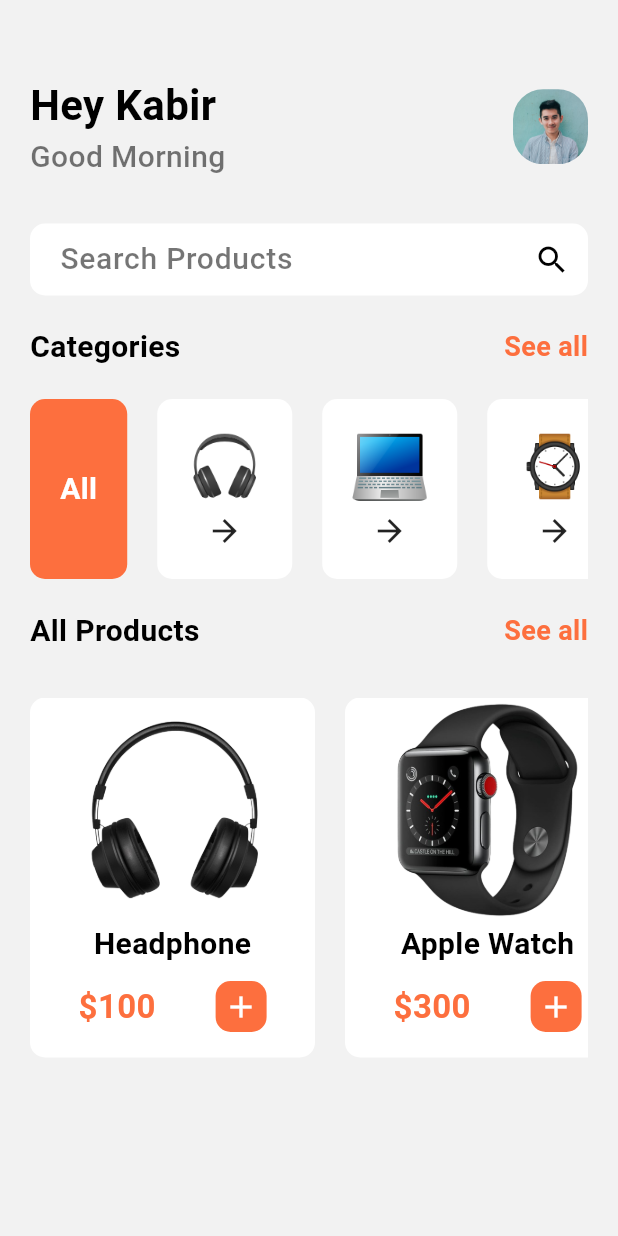
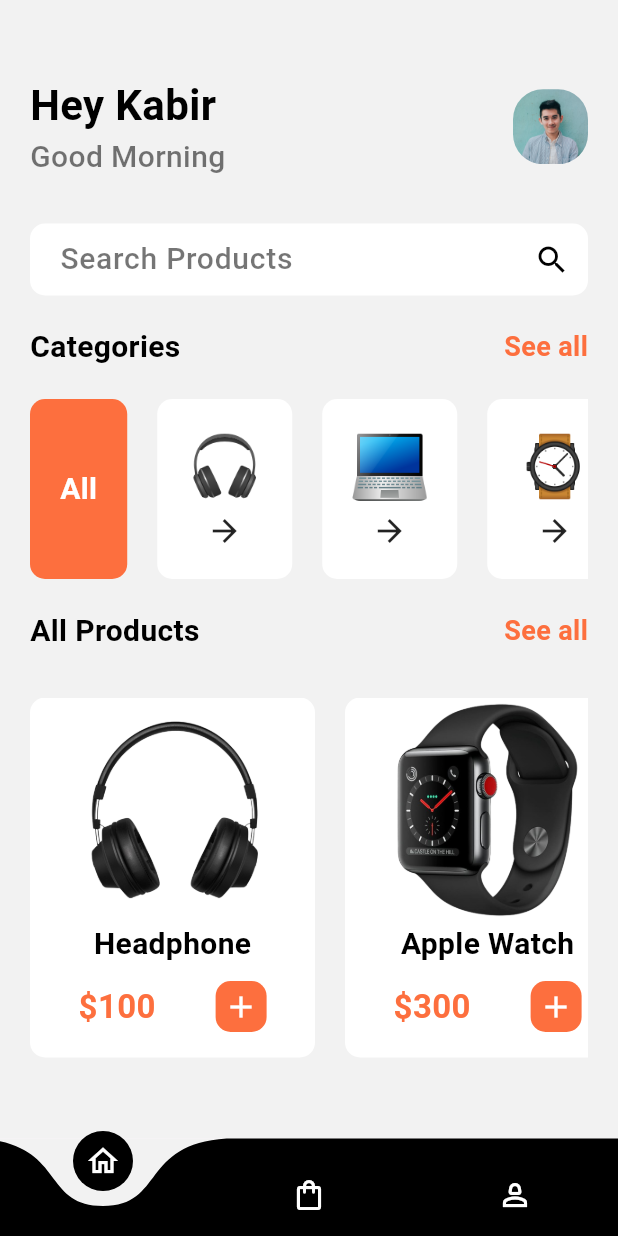
Before and after one commit to Kabir4874/Ecommerce_Flutter_App, a Flutter app: the screen it shows after launch, on a phone screen of 412 x 824 dp. Run offline on Flutter 3.47's test engine with Material 3 defaults, Android fonts, the phone set to English and light mode, and no system bars; drawn by our look-alikes of curved_navigation_bar.

Commit message:
client part

```diff
--- a/lib/main.dart
+++ b/lib/main.dart
@@ -1,4 +1,4 @@
-import 'package:client/pages/home.dart';
+import 'package:client/pages/bottomnav.dart';
 import 'package:flutter/material.dart';
 
 void main() {
@@ -17,7 +17,7 @@ class MyApp extends StatelessWidget {
         colorScheme: ColorScheme.fromSeed(seedColor: Colors.deepPurple),
         useMaterial3: true,
       ),
-      home: Home(),
+      home: BottomNav(),
     );
   }
 }
--- a/lib/pages/bottomnav.dart
+++ b/lib/pages/bottomnav.dart
@@ -32,7 +32,7 @@ class _BottomNavState extends State<BottomNav> {
     return Scaffold(
       bottomNavigationBar: CurvedNavigationBar(
           height: 65,
-          backgroundColor: Colors.white,
+          backgroundColor: Color(0xfff2f2f2),
           color: Colors.black,
           animationDuration: Duration(microseconds: 500),
           onTap: (int index) {
@@ -54,6 +54,7 @@ class _BottomNavState extends State<BottomNav> {
               color: Colors.white,
             ),
           ]),
+      body: pages[currentTabIndex],
     );
   }
 }
```
